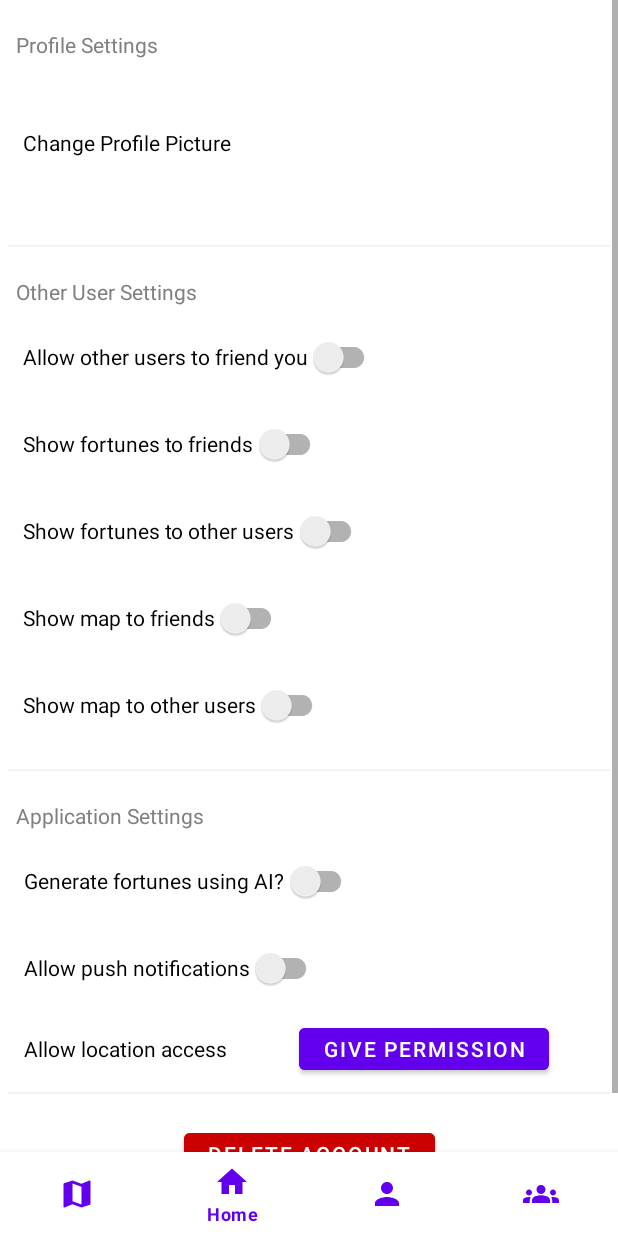
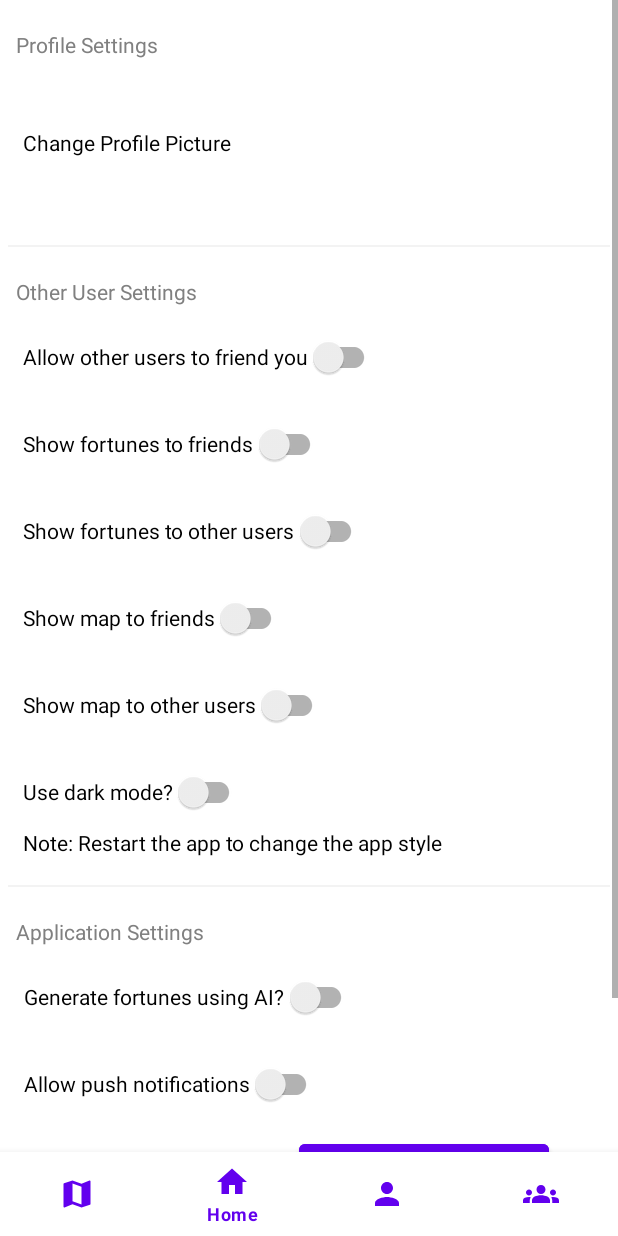
Before and after one commit to gmongaras/MetaU_Capstone, an Android app: the fragment SettingsFragment placed in its activity, on a phone screen of 412 x 824 dp. Run offline under Robolectric (Android 15) with nearby library versions, the light colour scheme and no system bars; our stand-ins replace Room's generated code; libraries missing offline, so code that uses them is left out: com.parse; pictures from the network do not load; 8 statements that could not run were skipped.

Commit message:
Added dark mode switch in settings

```diff
--- a/app/src/main/java/Fragments/Profile/SettingsFragment.java
+++ b/app/src/main/java/Fragments/Profile/SettingsFragment.java
@@ -14,6 +14,7 @@ import android.os.Bundle;
 import androidx.activity.OnBackPressedCallback;
 import androidx.annotation.NonNull;
 import androidx.annotation.Nullable;
+import androidx.appcompat.app.AppCompatDelegate;
 import androidx.appcompat.widget.SwitchCompat;
 import androidx.core.app.ActivityCompat;
 import androidx.fragment.app.Fragment;
@@ -45,6 +46,7 @@ import java.io.IOException;
 import java.util.Arrays;
 import java.util.List;
 import java.util.Map;
+import java.util.Objects;
 
 import Fragments.Main.ProfileFragment;
 
@@ -63,6 +65,7 @@ public class SettingsFragment extends Fragment {
     SwitchCompat swShowFortunesUsers;
     SwitchCompat swShowMapFriends;
     SwitchCompat swShowMapUsers;
+    SwitchCompat swDarkMode;
     SwitchCompat swGenerateMode;
     SwitchCompat swPushNotif;
     Button btnLocPerm;
@@ -82,7 +85,8 @@ public class SettingsFragment extends Fragment {
             R.id.swShowMapFriends, "showMapFriends",
             R.id.swShowMapUsers, "showMapUsers",
             R.id.swGenerateMode, "useAI",
-            R.id.swPushNotif, "pushNotifications"
+            R.id.swPushNotif, "pushNotifications",
+            R.id.swDarkMode, "darkMode"
     );
 
     public SettingsFragment() {
@@ -116,6 +120,7 @@ public class SettingsFragment extends Fragment {
         swShowFortunesUsers = view.findViewById(R.id.swShowFortunesUsers);
         swShowMapFriends = view.findViewById(R.id.swShowMapFriends);
         swShowMapUsers = view.findViewById(R.id.swShowMapUsers);
+        swDarkMode = view.findViewById(R.id.swDarkMode);
         swGenerateMode = view.findViewById(R.id.swGenerateMode);
         swPushNotif = view.findViewById(R.id.swPushNotif);
         btnLocPerm = view.findViewById(R.id.btnLocPerm);
@@ -155,6 +160,7 @@ public class SettingsFragment extends Fragment {
         initializeState(swShowMapUsers);
         initializeState(swGenerateMode);
         initializeState(swPushNotif);
+        initializeState(swDarkMode);
 
         // Put on click listeners on all switches
         swFriendable.setOnClickListener(new View.OnClickListener() {
@@ -185,6 +191,12 @@ public class SettingsFragment extends Fragment {
             @Override
             public void onClick(View v) {
                 handleClick(swShowMapUsers);
+            }
+        });
+        swDarkMode.setOnClickListener(new View.OnClickListener() {
+            @Override
+            public void onClick(View v) {
+                handleClick(swDarkMode);
             }
         });
         swGenerateMode.setOnClickListener(new View.OnClickListener() {
--- a/app/src/main/java/com/example/metau_capstone/LoginActivity.java
+++ b/app/src/main/java/com/example/metau_capstone/LoginActivity.java
@@ -43,12 +43,7 @@ public class LoginActivity extends AppCompatActivity {
     @Override
     protected void onCreate(Bundle savedInstanceState) {
         super.onCreate(savedInstanceState);
-
-        if (AppCompatDelegate.getDefaultNightMode() == AppCompatDelegate.MODE_NIGHT_YES) {
-            setTheme(R.style.Theme_DarkMode); //when dark mode is enabled, we use the dark theme
-        } else {
-            setTheme(R.style.Theme_LightMode);  //default app theme
-        }
+        setTheme(R.style.Theme_LightMode); // Use the default app theme
         setContentView(R.layout.activity_login);
 
         try {
--- a/app/src/main/res/layout/fragment_settings.xml
+++ b/app/src/main/res/layout/fragment_settings.xml
@@ -132,12 +132,20 @@
                 android:layout_width="wrap_content"
                 android:layout_height="wrap_content"
                 android:layout_marginTop="10dp"
-                android:layout_marginBottom="20dp"
                 android:text="Show map to other users"
                 android:textColor="?textFillColor"
-                app:layout_constraintBottom_toBottomOf="parent"
                 app:layout_constraintStart_toStartOf="@+id/swFriendable"
                 app:layout_constraintTop_toBottomOf="@+id/swShowMapFriends" />
+
+            <androidx.appcompat.widget.SwitchCompat
+                android:id="@+id/swDarkMode"
+                android:layout_width="wrap_content"
+                android:layout_height="wrap_content"
+                android:layout_marginTop="10dp"
+                android:text="Use dark mode?"
+                android:textColor="?textFillColor"
+                app:layout_constraintStart_toStartOf="@+id/swShowMapUsers"
+                app:layout_constraintTop_toBottomOf="@+id/swShowMapUsers" />
 
             <TextView
                 android:id="@+id/textView5"
@@ -149,6 +157,18 @@
                 android:textColor="?textOutlineColor"
                 app:layout_constraintStart_toStartOf="parent"
                 app:layout_constraintTop_toTopOf="parent" />
+
+            <TextView
+                android:id="@+id/textView2"
+                android:layout_width="wrap_content"
+                android:layout_height="wrap_content"
+                android:layout_marginBottom="20dp"
+                android:text="Note: Restart the app to change the app style"
+                android:textSize="14sp"
+                app:layout_constraintBottom_toBottomOf="parent"
+                app:layout_constraintStart_toStartOf="@+id/swDarkMode"
+                app:layout_constraintTop_toBottomOf="@+id/swDarkMode"
+                android:textColor="?textFillColor"/>
 
         </androidx.constraintlayout.widget.ConstraintLayout>
 
@@ -244,7 +264,7 @@
             app:layout_constraintEnd_toEndOf="parent"
             app:layout_constraintStart_toStartOf="parent"
             app:layout_constraintTop_toBottomOf="@+id/constraintLayout4"
-            android:textColor="?textColorSearchUrl"/>
+            android:textColor="?textFillColor"/>
 
     </androidx.constraintlayout.widget.ConstraintLayout>
 </ScrollView>
```
